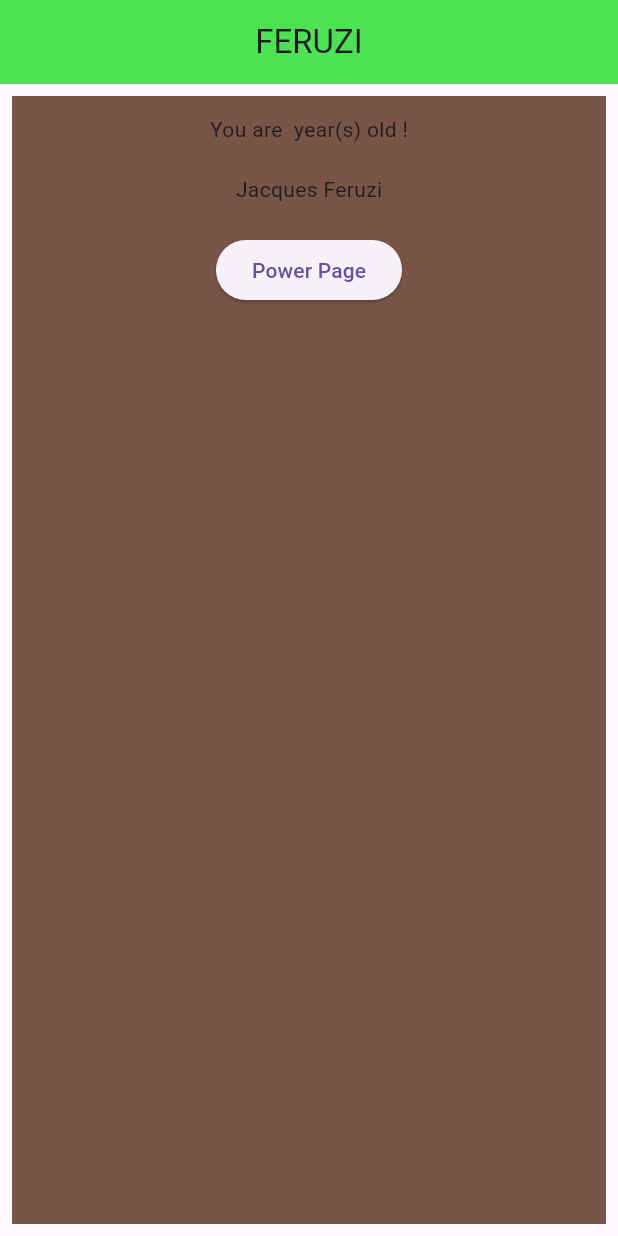
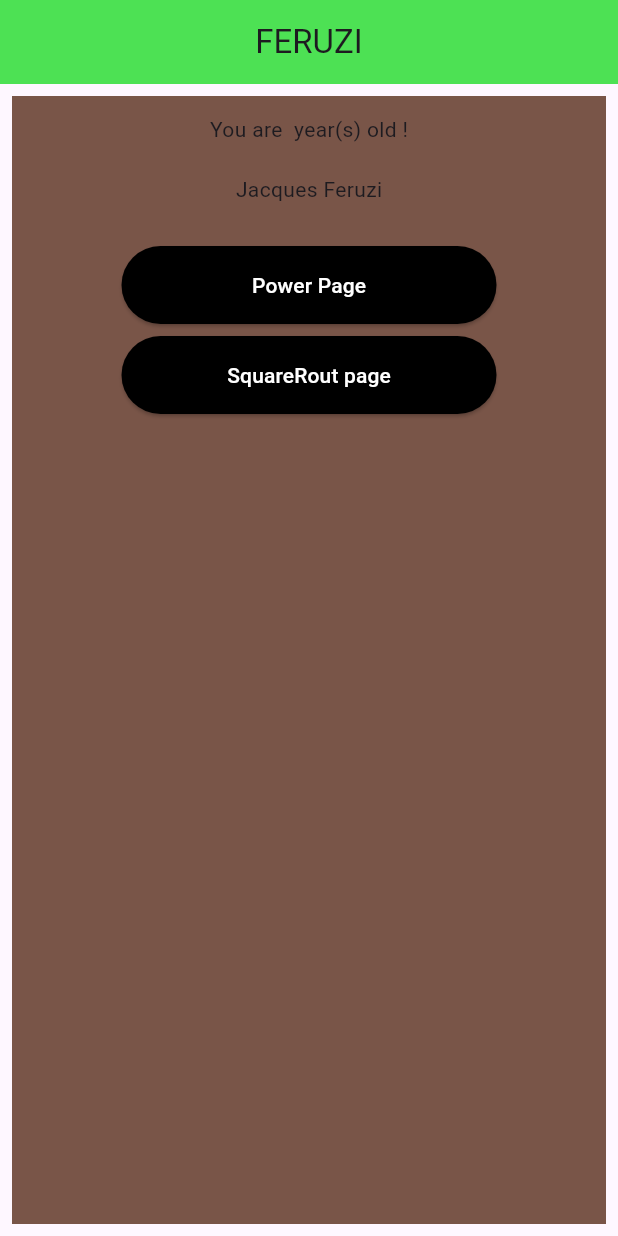
Before and after one commit to sikatenda/MathApp_in_flutter, a Flutter app: the screen it shows after launch, on a phone screen of 412 x 824 dp. Run offline on Flutter 3.47's test engine with Material 3 defaults, Android fonts, the phone set to English and light mode, and no system bars; missing offline and left inert: dart:ffi.

```diff
--- a/MathFlutter/app1/lib/main.dart
+++ b/MathFlutter/app1/lib/main.dart
@@ -1,3 +1,4 @@
+import 'package:app1/squareRoot.dart';
 import 'package:flutter/material.dart';
 import 'package:app1/power.dart';
 
@@ -42,17 +43,45 @@ class _MyWidgetState extends State<MyWidget> {
                     padding: EdgeInsets.fromLTRB(0, 0, 0, 20),
                     child: Text("Jacques Feruzi"),
                   ),
+                  Builder(
+                    builder: (context) {
+                      return Padding(
+                        padding: const EdgeInsets.all(8.0),
+                        child: ElevatedButton(
+                            style: ElevatedButton.styleFrom(
+                              backgroundColor: Colors.black,
+                              padding: const EdgeInsets.all(16),
+                              fixedSize: Size.fromWidth(250),
+                              foregroundColor: Colors.white,
+                            ),
+                            onPressed: () {
+                              Navigator.push(
+                                context,
+                                MaterialPageRoute(
+                                    builder: (context) => const MyPower()),
+                              );
+                            },
+                            child: const Text("Power Page")),
+                      );
+                    },
+                  ),
                   Builder(builder: (context) {
                     return ElevatedButton(
+                        style: ElevatedButton.styleFrom(
+                          backgroundColor: Colors.black,
+                          padding: const EdgeInsets.all(16),
+                          fixedSize: Size.fromWidth(250),
+                          foregroundColor: Colors.white,
+                        ),
                         onPressed: () {
                           Navigator.push(
                             context,
                             MaterialPageRoute(
-                                builder: (context) => const MyPower()),
+                                builder: (context) => const MySquare()),
                           );
                         },
-                        child: const Text("Power Page"));
-                  }),
+                        child: const Text("SquareRout page"));
+                  })
                 ],
               ),
             ),
--- a/MathFlutter/app1/lib/power.dart
+++ b/MathFlutter/app1/lib/power.dart
@@ -1,8 +1,30 @@
+import 'dart:ffi';
+import 'dart:nativewrappers/_internal/vm/lib/core_patch.dart';
+import 'dart:nativewrappers/_internal/vm/lib/ffi_native_type_patch.dart';
+
 import 'package:flutter/material.dart';
 import 'package:app1/main.dart';
 
-class MyPower extends StatelessWidget {
+class MyPower extends StatefulWidget {
   const MyPower({super.key});
+
+  @override
+  State<MyPower> createState() => _MyPowerState();
+}
+
+class _MyPowerState extends State<MyPower> {
+  int num1 = 0;
+  int num2 = 0;
+
+  final GlobalKey<FormState> _formKey = GlobalKey<FormState>();
+
+  Widget? _buildNum1() {
+    return null;
+  }
+
+  Widget? _buildNum2() {
+    return null;
+  }
 
   @override
   Widget build(BuildContext context) {
@@ -21,29 +43,26 @@ class MyPower extends StatelessWidget {
               padding: const EdgeInsets.all(12),
               margin: const EdgeInsets.all(8),
               color: Colors.brown,
-              width: double.infinity,
-              height: double.infinity,
-              child: Column(
+              //width: double.infinity,
+              //height: double.infinity,
+              child: const Column(
                 children: [
-                  const Padding(
+                  Padding(
                     padding: EdgeInsets.fromLTRB(0, 0, 0, 20),
-                    child: Text("You are  year(s) old !"),
+                    child: Text("Power !"),
                   ),
-                  const Padding(
+                  Padding(
                     padding: EdgeInsets.fromLTRB(0, 0, 0, 20),
                     child: Text("Jacques Feruzi"),
                   ),
-                  Builder(builder: (context) {
-                    return ElevatedButton(
-                        onPressed: () {
-                          Navigator.push(
-                            context,
-                            MaterialPageRoute(
-                                builder: (context) => const MyWidget()),
-                          );
-                        },
-                        child: const Text("Return"));
-                  }),
+                  Form(
+                      child: Column(
+                    mainAxisAlignment: MainAxisAlignment.center,
+                    children: [
+                      _buildNum1(),
+                      _buildNum2(),
+                    ],
+                  ))
                 ],
               ),
             ),
```
Also changed, not shown: MathFlutter/app1/lib/squareRoot.dart (added, +61 -0 lines).
